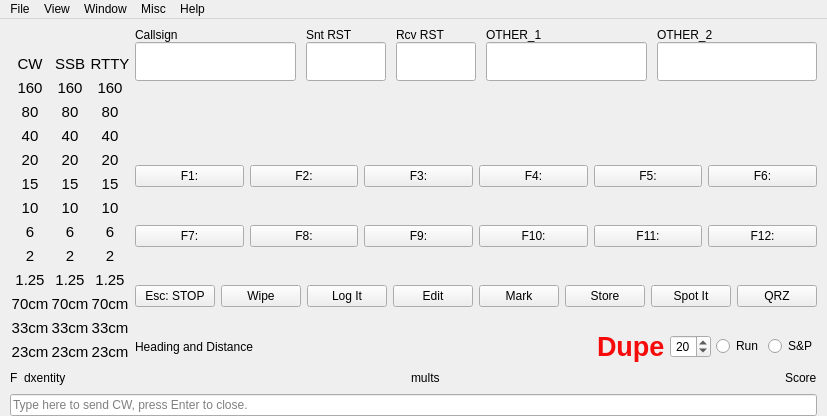
Before: the Qt Designer form not1mm/data/main.ui in kyleboyle/not1mm, drawn with Qt 5.
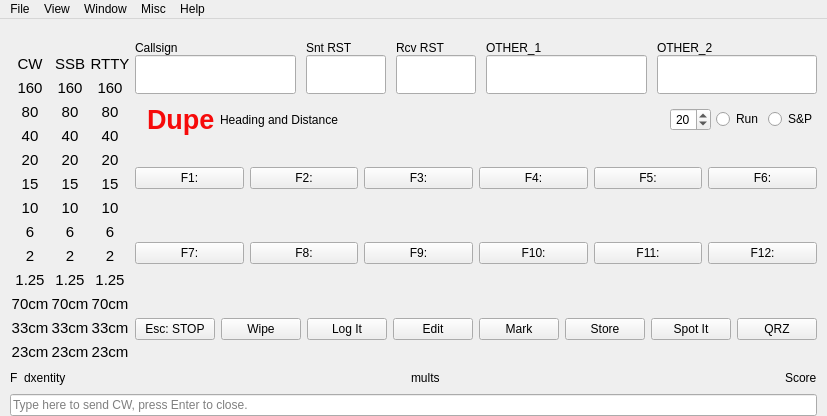
After: the same form once the commit is applied.

Commit message: re layout qso rows

Patch:
```diff
--- a/not1mm/data/main.ui
+++ b/not1mm/data/main.ui
@@ -854,6 +854,16 @@
             <property name="sizeConstraint">
              <enum>QLayout::SetDefaultConstraint</enum>
             </property>
+           </layout>
+          </item>
+          <item>
+           <layout class="QHBoxLayout" name="qso_status_row">
+            <property name="spacing">
+             <number>5</number>
+            </property>
+            <property name="sizeConstraint">
+             <enum>QLayout::SetDefaultConstraint</enum>
+            </property>
             <item>
              <widget class="QLabel" name="radio_icon">
               <property name="text">
@@ -865,7 +875,33 @@
              </widget>
             </item>
             <item>
-             <spacer name="horizontalSpacer_4">
+             <widget class="QLabel" name="dupe_indicator">
+              <property name="enabled">
+               <bool>true</bool>
+              </property>
+              <property name="font">
+               <font>
+                <pointsize>20</pointsize>
+                <bold>true</bold>
+               </font>
+              </property>
+              <property name="styleSheet">
+               <string notr="true">color: rgb(246, 10, 10);</string>
+              </property>
+              <property name="text">
+               <string>Dupe</string>
+              </property>
+             </widget>
+            </item>
+            <item>
+             <widget class="QLabel" name="heading_distance">
+              <property name="text">
+               <string>Heading and Distance</string>
+              </property>
+             </widget>
+            </item>
+            <item>
+             <spacer name="horizontalSpacer_3">
               <property name="orientation">
                <enum>Qt::Horizontal</enum>
               </property>
@@ -877,6 +913,89 @@
               </property>
              </spacer>
             </item>
+            <item>
+             <widget class="QLabel" name="leftdot">
+              <property name="text">
+               <string/>
+              </property>
+             </widget>
+            </item>
+            <item>
+             <widget class="QLabel" name="rightdot">
+              <property name="text">
+               <string/>
+              </property>
+             </widget>
+            </item>
+            <item>
+             <widget class="QSpinBox" name="cw_speed">
+              <property name="sizePolicy">
+               <sizepolicy hsizetype="Preferred" vsizetype="Fixed">
+                <horstretch>0</horstretch>
+                <verstretch>0</verstretch>
+               </sizepolicy>
+              </property>
+              <property name="focusPolicy">
+               <enum>Qt::NoFocus</enum>
+              </property>
+              <property name="toolTip">
+               <string>CW Speed</string>
+              </property>
+              <property name="wrapping">
+               <bool>false</bool>
+              </property>
+              <property name="frame">
+               <bool>true</bool>
+              </property>
+              <property name="alignment">
+               <set>Qt::AlignCenter</set>
+              </property>
+              <property name="buttonSymbols">
+               <enum>QAbstractSpinBox::UpDownArrows</enum>
+              </property>
+              <property name="suffix">
+               <string/>
+              </property>
+              <property name="prefix">
+               <string/>
+              </property>
+              <property name="minimum">
+               <number>5</number>
+              </property>
+              <property name="maximum">
+               <number>40</number>
+              </property>
+              <property name="value">
+               <number>20</number>
+              </property>
+             </widget>
+            </item>
+            <item>
+             <widget class="QRadioButton" name="radioButton_run">
+              <property name="focusPolicy">
+               <enum>Qt::NoFocus</enum>
+              </property>
+              <property name="accessibleName">
+               <string>Run Mode</string>
+              </property>
+              <property name="text">
+               <string>Run</string>
+              </property>
+             </widget>
+            </item>
+            <item>
+             <widget class="QRadioButton" name="radioButton_sp">
+              <property name="focusPolicy">
+               <enum>Qt::NoFocus</enum>
+              </property>
+              <property name="accessibleName">
+               <string>Search and Pounce</string>
+              </property>
+              <property name="text">
+               <string>S&amp;&amp;P</string>
+              </property>
+             </widget>
+            </item>
            </layout>
           </item>
           <item>
@@ -1175,138 +1294,6 @@
             </layout>
            </widget>
           </item>
-          <item>
-           <layout class="QHBoxLayout" name="horizontalLayout_6">
-            <property name="spacing">
-             <number>5</number>
-            </property>
-            <property name="sizeConstraint">
-             <enum>QLayout::SetDefaultConstraint</enum>
-            </property>
-            <item>
-             <widget class="QLabel" name="heading_distance">
-              <property name="text">
-               <string>Heading and Distance</string>
-              </property>
-             </widget>
-            </item>
-            <item>
-             <spacer name="horizontalSpacer_3">
-              <property name="orientation">
-               <enum>Qt::Horizontal</enum>
-              </property>
-              <property name="sizeHint" stdset="0">
-               <size>
-                <width>40</width>
-                <height>20</height>
-               </size>
-              </property>
-             </spacer>
-            </item>
-            <item>
-             <widget class="QLabel" name="leftdot">
-              <property name="text">
-               <string/>
-              </property>
-             </widget>
-            </item>
-            <item>
-             <widget class="QLabel" name="rightdot">
-              <property name="text">
-               <string/>
-              </property>
-             </widget>
-            </item>
-            <item>
-             <widget class="QLabel" name="dupe_indicator">
-              <property name="enabled">
-               <bool>true</bool>
-              </property>
-              <property name="font">
-               <font>
-                <pointsize>20</pointsize>
-                <bold>true</bold>
-               </font>
-              </property>
-              <property name="styleSheet">
-               <string notr="true">color: rgb(246, 10, 10);</string>
-              </property>
-              <property name="text">
-               <string>Dupe</string>
-              </property>
-             </widget>
-            </item>
-            <item>
-             <widget class="QSpinBox" name="cw_speed">
-              <property name="sizePolicy">
-               <sizepolicy hsizetype="Preferred" vsizetype="Fixed">
-                <horstretch>0</horstretch>
-                <verstretch>0</verstretch>
-               </sizepolicy>
-              </property>
-              <property name="focusPolicy">
-               <enum>Qt::NoFocus</enum>
-              </property>
-              <property name="toolTip">
-               <string>CW Speed</string>
-              </property>
-              <property name="wrapping">
-               <bool>false</bool>
-              </property>
-              <property name="frame">
-               <bool>true</bool>
-              </property>
-              <property name="alignment">
-               <set>Qt::AlignCenter</set>
-              </property>
-              <property name="buttonSymbols">
-               <enum>QAbstractSpinBox::UpDownArrows</enum>
-              </property>
-              <property name="suffix">
-               <string/>
-              </property>
-              <property name="prefix">
-               <string/>
-              </property>
-              <property name="minimum">
-               <number>5</number>
-              </property>
-              <property name="maximum">
-               <number>40</number>
-              </property>
-              <property name="value">
-               <number>20</number>
-              </property>
-             </widget>
-            </item>
-            <item>
-             <widget class="QRadioButton" name="radioButton_run">
-              <property name="focusPolicy">
-               <enum>Qt::NoFocus</enum>
-              </property>
-              <property name="accessibleName">
-               <string>Run Mode</string>
-              </property>
-              <property name="text">
-               <string>Run</string>
-              </property>
-             </widget>
-            </item>
-            <item>
-             <widget class="QRadioButton" name="radioButton_sp">
-              <property name="focusPolicy">
-               <enum>Qt::NoFocus</enum>
-              </property>
-              <property name="accessibleName">
-               <string>Search and Pounce</string>
-              </property>
-              <property name="text">
-               <string>S&amp;&amp;P</string>
-              </property>
-             </widget>
-            </item>
-           </layout>
-          </item>
          </layout>
         </item>
        </layout>
```
The commit also changes 1 other file.
